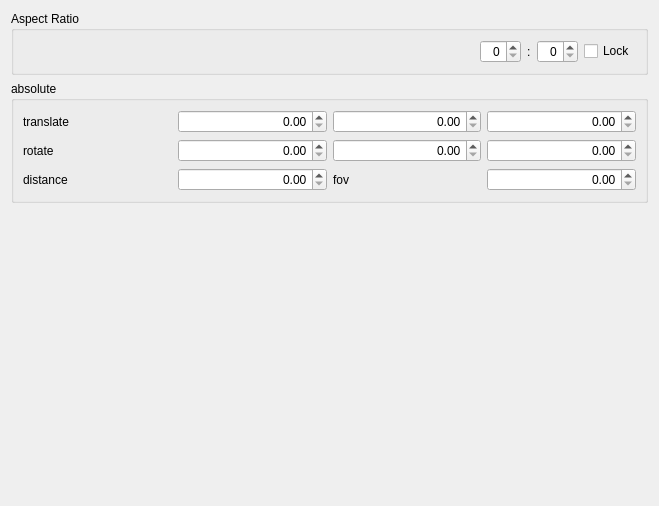
openscad/openscad, file src/gui/ViewportControl.ui: the form before one commit.
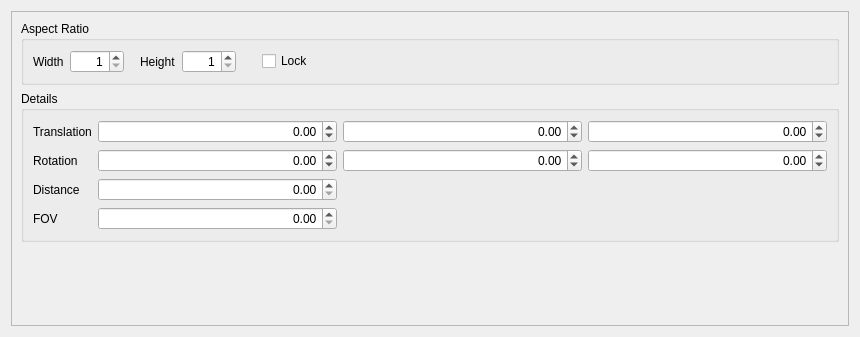
The form after the commit.

Commit message: Support horizontal and vertical layouts (fixes #4706).

```diff
--- a/src/gui/ViewportControl.ui
+++ b/src/gui/ViewportControl.ui
@@ -6,164 +6,305 @@
    <rect>
     <x>0</x>
     <y>0</y>
-    <width>659</width>
-    <height>506</height>
+    <width>860</width>
+    <height>337</height>
    </rect>
   </property>
-  <property name="sizePolicy">
-   <sizepolicy hsizetype="Expanding" vsizetype="Expanding">
-    <horstretch>0</horstretch>
-    <verstretch>0</verstretch>
-   </sizepolicy>
-  </property>
   <property name="windowTitle">
    <string>ViewportControlWidget</string>
   </property>
-  <layout class="QGridLayout" name="gridLayout">
-   <item row="2" column="1">
+  <layout class="QVBoxLayout" name="verticalLayout">
+   <item>
+    <widget class="QScrollArea" name="scrollArea">
+     <property name="verticalScrollBarPolicy">
+      <enum>Qt::ScrollBarAsNeeded</enum>
+     </property>
+     <property name="horizontalScrollBarPolicy">
+      <enum>Qt::ScrollBarAlwaysOff</enum>
+     </property>
+     <property name="widgetResizable">
+      <bool>true</bool>
+     </property>
+     <widget class="QWidget" name="scrollAreaWidgetContents">
+      <property name="geometry">
+       <rect>
+        <x>0</x>
+        <y>0</y>
+        <width>840</width>
+        <height>317</height>
+       </rect>
+      </property>
+      <layout class="QVBoxLayout" name="verticalLayout_2">
+       <item>
+        <widget class="QGroupBox" name="groupBoxAspectRatio">
+         <property name="sizePolicy">
+          <sizepolicy hsizetype="Preferred" vsizetype="Minimum">
+           <horstretch>0</horstretch>
+           <verstretch>0</verstretch>
+          </sizepolicy>
+         </property>
+         <property name="title">
+          <string>Aspect Ratio</string>
+         </property>
+         <layout class="QHBoxLayout" name="horizontalLayout">
+          <item>
+           <widget class="QLabel" name="label">
+            <property name="text">
+             <string>Width</string>
+            </property>
+           </widget>
+          </item>
+          <item>
+           <widget class="QSpinBox" name="spinBoxWidth">
+            <property name="alignment">
+             <set>Qt::AlignRight|Qt::AlignTrailing|Qt::AlignVCenter</set>
+            </property>
+            <property name="minimum">
+             <number>1</number>
+            </property>
+            <property name="maximum">
+             <number>8192</number>
+            </property>
+           </widget>
+          </item>
+          <item>
+           <spacer name="horizontalSpacer_3">
+            <property name="orientation">
+             <enum>Qt::Horizontal</enum>
+            </property>
+            <property name="sizeType">
+             <enum>QSizePolicy::Fixed</enum>
+            </property>
+            <property name="sizeHint" stdset="0">
+             <size>
+              <width>10</width>
+              <height>0</height>
+             </size>
+            </property>
+           </spacer>
+          </item>
+          <item>
+           <widget class="QLabel" name="labelColon">
+            <property name="sizePolicy">
+             <sizepolicy hsizetype="Minimum" vsizetype="Preferred">
+              <horstretch>0</horstretch>
+              <verstretch>0</verstretch>
+             </sizepolicy>
+            </property>
+            <property name="text">
+             <string>Height</string>
+            </property>
+           </widget>
+          </item>
+          <item>
+           <widget class="QSpinBox" name="spinBoxHeight">
+            <property name="alignment">
+             <set>Qt::AlignRight|Qt::AlignTrailing|Qt::AlignVCenter</set>
+            </property>
+            <property name="suffix">
+             <string/>
+            </property>
+            <property name="minimum">
+             <number>1</number>
+            </property>
+            <property name="maximum">
+             <number>8192</number>
+            </property>
+           </widget>
+          </item>
+          <item>
+           <spacer name="horizontalSpacer_2">
+            <property name="orientation">
+             <enum>Qt::Horizontal</enum>
+            </property>
+            <property name="sizeType">
+             <enum>QSizePolicy::Fixed</enum>
+            </property>
+            <property name="sizeHint" stdset="0">
+             <size>
+              <width>20</width>
+              <height>0</height>
+             </size>
+            </property>
+           </spacer>
+          </item>
+          <item>
+           <widget class="QCheckBox" name="checkBoxAspecRatioLock">
+            <property name="text">
+             <string>Lock</string>
+            </property>
+           </widget>
+          </item>
+          <item>
+           <spacer name="horizontalSpacer">
+            <property name="orientation">
+             <enum>Qt::Horizontal</enum>
+            </property>
+            <property name="sizeHint" stdset="0">
+             <size>
+              <width>40</width>
+              <height>0</height>
+             </size>
+            </property>
+           </spacer>
+          </item>
+         </layout>
+        </widget>
+       </item>
+       <item>
     <widget class="QGroupBox" name="groupBoxAbsoluteCamera">
      <property name="title">
-      <string>absolute</string>
-     </property>
-     <layout class="QGridLayout" name="gridLayout_3">
-      <item row="0" column="2">
-       <widget class="QDoubleSpinBox" name="doubleSpinBox_ty">
-        <property name="alignment">
-         <set>Qt::AlignRight|Qt::AlignTrailing|Qt::AlignVCenter</set>
-        </property>
-       </widget>
-      </item>
-      <item row="3" column="0">
-       <widget class="QLabel" name="label_6">
-        <property name="text">
-         <string>distance</string>
-        </property>
-       </widget>
-      </item>
-      <item row="0" column="3">
-       <widget class="QDoubleSpinBox" name="doubleSpinBox_tz">
-        <property name="alignment">
-         <set>Qt::AlignRight|Qt::AlignTrailing|Qt::AlignVCenter</set>
-        </property>
-       </widget>
-      </item>
-      <item row="0" column="0">
-       <widget class="QLabel" name="label_4">
-        <property name="text">
-         <string>translate</string>
-        </property>
-       </widget>
-      </item>
+          <string>Details</string>
+         </property>
+         <layout class="QGridLayout" name="gridLayout">
       <item row="2" column="0">
-       <widget class="QLabel" name="label_5">
+           <widget class="QLabel" name="labelDistance">
         <property name="text">
-         <string>rotate</string>
+             <string>Distance</string>
         </property>
        </widget>
       </item>
-      <item row="0" column="1">
-       <widget class="QDoubleSpinBox" name="doubleSpinBox_tx">
-        <property name="alignment">
-         <set>Qt::AlignRight|Qt::AlignTrailing|Qt::AlignVCenter</set>
-        </property>
-       </widget>
-      </item>
-      <item row="2" column="1">
+          <item row="1" column="1">
        <widget class="QDoubleSpinBox" name="doubleSpinBox_rx">
         <property name="alignment">
          <set>Qt::AlignRight|Qt::AlignTrailing|Qt::AlignVCenter</set>
         </property>
-       </widget>
-      </item>
-      <item row="2" column="2">
-       <widget class="QDoubleSpinBox" name="doubleSpinBox_ry">
-        <property name="alignment">
-         <set>Qt::AlignRight|Qt::AlignTrailing|Qt::AlignVCenter</set>
-        </property>
-       </widget>
-      </item>
-      <item row="2" column="3">
+            <property name="minimum">
+             <double>-1000000000000000.000000000000000</double>
+            </property>
+            <property name="maximum">
+             <double>1000000000000000.000000000000000</double>
+            </property>
+           </widget>
+          </item>
+          <item row="1" column="3">
        <widget class="QDoubleSpinBox" name="doubleSpinBox_rz">
         <property name="alignment">
          <set>Qt::AlignRight|Qt::AlignTrailing|Qt::AlignVCenter</set>
         </property>
-       </widget>
-      </item>
-      <item row="3" column="1">
+            <property name="minimum">
+             <double>-1000000000000000.000000000000000</double>
+            </property>
+            <property name="maximum">
+             <double>1000000000000000.000000000000000</double>
+            </property>
+           </widget>
+          </item>
+          <item row="2" column="1">
        <widget class="QDoubleSpinBox" name="doubleSpinBox_d">
         <property name="alignment">
          <set>Qt::AlignRight|Qt::AlignTrailing|Qt::AlignVCenter</set>
         </property>
-       </widget>
-      </item>
-      <item row="3" column="2">
-       <widget class="QLabel" name="label_7">
+            <property name="maximum">
+             <double>1000000000000000.000000000000000</double>
+            </property>
+           </widget>
+          </item>
+          <item row="3" column="0">
+           <widget class="QLabel" name="labelFOV">
         <property name="text">
-         <string>fov</string>
+             <string>FOV</string>
         </property>
        </widget>
       </item>
-      <item row="3" column="3">
+          <item row="3" column="1">
        <widget class="QDoubleSpinBox" name="doubleSpinBox_fov">
         <property name="alignment">
          <set>Qt::AlignRight|Qt::AlignTrailing|Qt::AlignVCenter</set>
         </property>
-       </widget>
-      </item>
-     </layout>
+            <property name="maximum">
+             <double>180.000000000000000</double>
+            </property>
+           </widget>
+          </item>
+          <item row="1" column="0">
+           <widget class="QLabel" name="labelRotation">
+            <property name="text">
+             <string>Rotation</string>
+            </property>
+           </widget>
+          </item>
+          <item row="1" column="2">
+           <widget class="QDoubleSpinBox" name="doubleSpinBox_ry">
+            <property name="alignment">
+             <set>Qt::AlignRight|Qt::AlignTrailing|Qt::AlignVCenter</set>
+            </property>
+            <property name="minimum">
+             <double>-1000000000000000.000000000000000</double>
+            </property>
+            <property name="maximum">
+             <double>1000000000000000.000000000000000</double>
+            </property>
+           </widget>
+          </item>
+          <item row="0" column="2">
+           <widget class="QDoubleSpinBox" name="doubleSpinBox_ty">
+            <property name="sizePolicy">
+             <sizepolicy hsizetype="MinimumExpanding" vsizetype="Fixed">
+              <horstretch>0</horstretch>
+              <verstretch>0</verstretch>
+             </sizepolicy>
+            </property>
+            <property name="alignment">
+             <set>Qt::AlignRight|Qt::AlignTrailing|Qt::AlignVCenter</set>
+            </property>
+            <property name="minimum">
+             <double>-1000000000000000.000000000000000</double>
+            </property>
+            <property name="maximum">
+             <double>1000000000000000.000000000000000</double>
+            </property>
     </widget>
    </item>
    <item row="0" column="1">
-    <widget class="QGroupBox" name="GroupBoxSize">
-     <property name="title">
-      <string>Aspect Ratio</string>
-     </property>
-     <layout class="QGridLayout" name="gridLayout_2">
-      <item row="4" column="3">
-       <widget class="QLabel" name="label_8">
-        <property name="text">
-         <string>:</string>
-        </property>
-       </widget>
-      </item>
-      <item row="4" column="2">
-       <widget class="QSpinBox" name="spinBoxWidth">
+           <widget class="QDoubleSpinBox" name="doubleSpinBox_tx">
+            <property name="sizePolicy">
+             <sizepolicy hsizetype="MinimumExpanding" vsizetype="Fixed">
+              <horstretch>0</horstretch>
+              <verstretch>0</verstretch>
+             </sizepolicy>
+            </property>
         <property name="alignment">
          <set>Qt::AlignRight|Qt::AlignTrailing|Qt::AlignVCenter</set>
         </property>
-       </widget>
-      </item>
-      <item row="4" column="0">
-       <spacer name="horizontalSpacer">
-        <property name="orientation">
-         <enum>Qt::Horizontal</enum>
-        </property>
-        <property name="sizeHint" stdset="0">
-         <size>
-          <width>40</width>
-          <height>20</height>
-         </size>
-        </property>
-       </spacer>
-      </item>
-      <item row="4" column="4">
-       <widget class="QSpinBox" name="spinBoxHeight">
+            <property name="minimum">
+             <double>-1000000000000000.000000000000000</double>
+            </property>
+            <property name="maximum">
+             <double>1000000000000000.000000000000000</double>
+            </property>
+           </widget>
+          </item>
+          <item row="0" column="3">
+           <widget class="QDoubleSpinBox" name="doubleSpinBox_tz">
+            <property name="sizePolicy">
+             <sizepolicy hsizetype="MinimumExpanding" vsizetype="Fixed">
+              <horstretch>0</horstretch>
+              <verstretch>0</verstretch>
+             </sizepolicy>
+            </property>
         <property name="alignment">
          <set>Qt::AlignRight|Qt::AlignTrailing|Qt::AlignVCenter</set>
         </property>
-       </widget>
-      </item>
-      <item row="4" column="5">
-       <widget class="QCheckBox" name="checkBoxAspecRatioLock">
+            <property name="minimum">
+             <double>-1000000000000000.000000000000000</double>
+            </property>
+            <property name="maximum">
+             <double>1000000000000000.000000000000000</double>
+            </property>
+           </widget>
+          </item>
+          <item row="0" column="0">
+           <widget class="QLabel" name="labelTranslation">
         <property name="text">
-         <string>Lock</string>
+             <string>Translation</string>
         </property>
        </widget>
       </item>
      </layout>
     </widget>
    </item>
-   <item row="3" column="1">
+       <item>
     <spacer name="verticalSpacer">
      <property name="orientation">
       <enum>Qt::Vertical</enum>
@@ -177,6 +318,10 @@
     </spacer>
    </item>
   </layout>
+     </widget>
+    </widget>
+   </item>
+  </layout>
   <action name="actionRowSelected">
    <property name="text">
     <string>RowSelected</string>
```
Left out of the diff: 13 changed lines with no effect on the pictures. Lines whose indentation alone changed are shown as unchanged. The commit also changes 2 other files.
